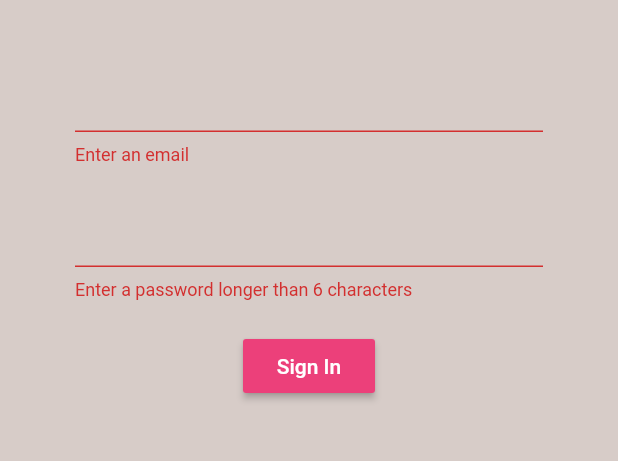
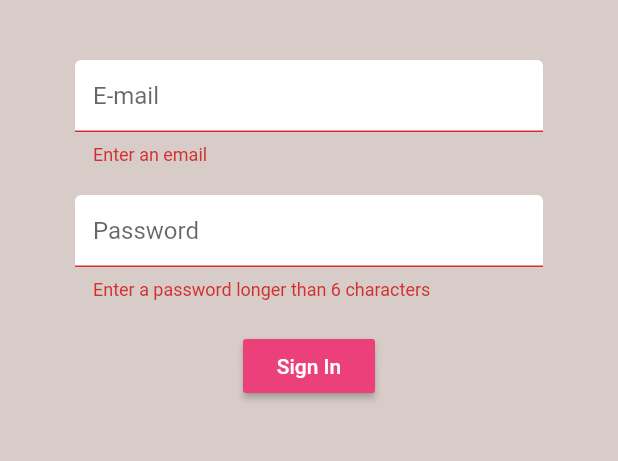
Before and after one commit to chamikaravinda/brew_crew, a Flutter app: the screen it shows after launch, after a tap on "Sign In", on a phone screen of 412 x 824 dp, the part 84-545 px from its top. Run offline on Flutter 3.47's test engine with Material 2 defaults, Android fonts, the phone set to English and light mode, and no system bars; our stand-ins replace firebase_auth; accounts and stored records are empty.

Commit message:
text filed decortation

```diff
--- a/lib/screens/authenticate/register.dart
+++ b/lib/screens/authenticate/register.dart
@@ -1,7 +1,7 @@
 import 'package:brewcrew/services/auth.dart';
 import 'package:flutter/cupertino.dart';
 import 'package:flutter/material.dart';
-
+import 'package:brewcrew/shared/constants.dart';
 class Register extends StatefulWidget {
 
   final Function toggleView;
@@ -52,6 +52,7 @@ class _RegisterState extends State<Register> {
             children: <Widget>[
               SizedBox(height: 20.0,),
               TextFormField(
+                decoration: textInputDecoration.copyWith(hintText: 'E-mail'),
                 validator: (val)=>val.isEmpty ? 'Enter an email' :null,
                 onChanged: (val){
                   setState(() => email=val);
@@ -59,6 +60,7 @@ class _RegisterState extends State<Register> {
               ),
               SizedBox(height: 20.0,),
               TextFormField(
+                decoration: textInputDecoration.copyWith(hintText: 'Password'),
                 validator: (val)=>val.length<6 ? 'Enter a password longer than 6 characters' :null,
                 obscureText: true,
                 onChanged: (val){
--- a/lib/screens/authenticate/sign_in.dart
+++ b/lib/screens/authenticate/sign_in.dart
@@ -1,5 +1,6 @@
 import 'package:brewcrew/services/auth.dart';
 import 'package:flutter/material.dart';
+import 'package:brewcrew/shared/constants.dart';
 
 class SignIn extends StatefulWidget {
 
@@ -52,6 +53,7 @@ class _SignInState extends State<SignIn> {
             children: <Widget>[
               SizedBox(height: 20.0,),
               TextFormField(
+                decoration: textInputDecoration.copyWith(hintText: 'E-mail'),
                 validator: (val)=>val.isEmpty ? 'Enter an email' :null,
                 onChanged: (val){
                   setState(() => email=val);
@@ -59,6 +61,7 @@ class _SignInState extends State<SignIn> {
               ),
               SizedBox(height: 20.0,),
               TextFormField(
+                decoration: textInputDecoration.copyWith(hintText: 'Password'),
                 validator: (val)=>val.length<6 ? 'Enter a password longer than 6 characters' :null,
                 obscureText: true,
                 onChanged: (val){
--- /dev/null
+++ b/lib/shared/constants.dart
@@ -0,0 +1,13 @@
+import 'package:flutter/material.dart';
+
+const textInputDecoration =  InputDecoration(
+    hintText: 'E-mail',
+    fillColor: Colors.white,
+    filled: true,
+    enabledBorder: OutlineInputBorder(
+      borderSide: BorderSide(color: Colors.white,width: 2.0)
+    ),
+    focusedBorder: OutlineInputBorder(
+      borderSide: BorderSide(color: Colors.pink,width: 2.0)
+    )
+  );
```
